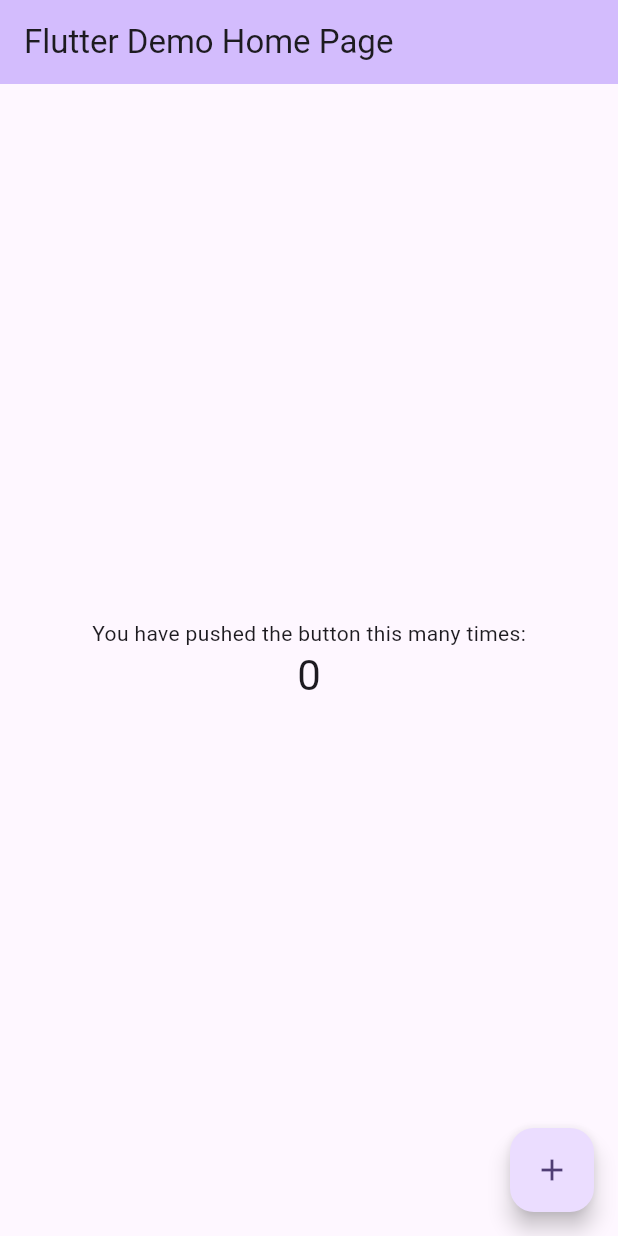
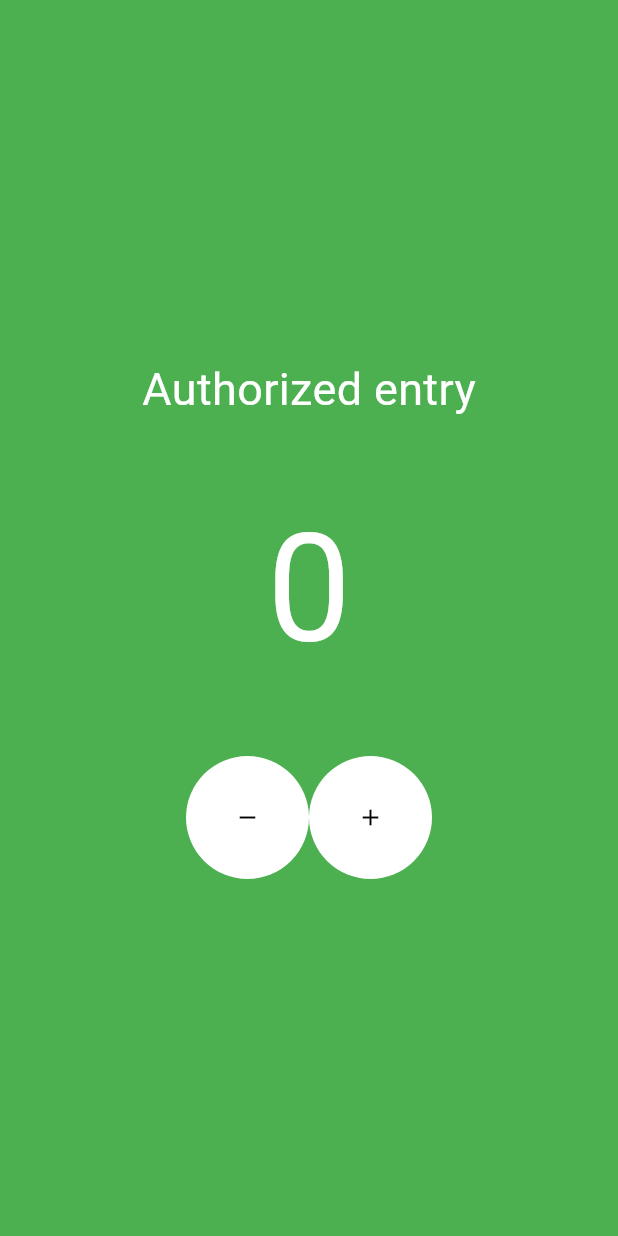
Before and after one commit to martinslmendes/counter, a Flutter app: the screen it shows after launch, on a phone screen of 412 x 824 dp. Run offline on Flutter 3.47's test engine with Material 3 defaults, Android fonts, the phone set to English and light mode, and no system bars.

```diff
--- a/lib/main.dart
+++ b/lib/main.dart
@@ -7,119 +7,82 @@ void main() {
 class MyApp extends StatelessWidget {
   const MyApp({super.key});
 
-  // This widget is the root of your application.
   @override
   Widget build(BuildContext context) {
-    return MaterialApp(
-      title: 'Flutter Demo',
-      theme: ThemeData(
-        // This is the theme of your application.
-        //
-        // TRY THIS: Try running your application with "flutter run". You'll see
-        // the application has a purple toolbar. Then, without quitting the app,
-        // try changing the seedColor in the colorScheme below to Colors.green
-        // and then invoke "hot reload" (save your changes or press the "hot
-        // reload" button in a Flutter-supported IDE, or press "r" if you used
-        // the command line to start the app).
-        //
-        // Notice that the counter didn't reset back to zero; the application
-        // state is not lost during the reload. To reset the state, use hot
-        // restart instead.
-        //
-        // This works for code too, not just values: Most code changes can be
-        // tested with just a hot reload.
-        colorScheme: ColorScheme.fromSeed(seedColor: Colors.deepPurple),
-        useMaterial3: true,
-      ),
-      home: const MyHomePage(title: 'Flutter Demo Home Page'),
+    return const MaterialApp(
+      home: Homepage(),
     );
   }
 }
 
-class MyHomePage extends StatefulWidget {
-  const MyHomePage({super.key, required this.title});
+class Designer {
+  const Designer();
 
-  // This widget is the home page of your application. It is stateful, meaning
-  // that it has a State object (defined below) that contains fields that affect
-  // how it looks.
-
-  // This class is the configuration for the state. It holds the values (in this
-  // case the title) provided by the parent (in this case the App widget) and
-  // used by the build method of the State. Fields in a Widget subclass are
-  // always marked "final".
-
-  final String title;
-
-  @override
-  State<MyHomePage> createState() => _MyHomePageState();
+  static ButtonStyle buttonStyle() {
+    return TextButton.styleFrom(
+      backgroundColor: Colors.white,
+      padding: const EdgeInsets.all(32),
+    );
+  }
 }
 
-class _MyHomePageState extends State<MyHomePage> {
-  int _counter = 0;
+class Homepage extends StatelessWidget {
+  const Homepage({super.key});
 
-  void _incrementCounter() {
-    setState(() {
-      // This call to setState tells the Flutter framework that something has
-      // changed in this State, which causes it to rerun the build method below
-      // so that the display can reflect the updated values. If we changed
-      // _counter without calling setState(), then the build method would not be
-      // called again, and so nothing would appear to happen.
-      _counter++;
-    });
+  void decrement() {
+    //TODO
+  }
+
+  void increment() {
+    //TODO
   }
 
   @override
   Widget build(BuildContext context) {
-    // This method is rerun every time setState is called, for instance as done
-    // by the _incrementCounter method above.
-    //
-    // The Flutter framework has been optimized to make rerunning build methods
-    // fast, so that you can just rebuild anything that needs updating rather
-    // than having to individually change instances of widgets.
     return Scaffold(
-      appBar: AppBar(
-        // TRY THIS: Try changing the color here to a specific color (to
-        // Colors.amber, perhaps?) and trigger a hot reload to see the AppBar
-        // change color while the other colors stay the same.
-        backgroundColor: Theme.of(context).colorScheme.inversePrimary,
-        // Here we take the value from the MyHomePage object that was created by
-        // the App.build method, and use it to set our appbar title.
-        title: Text(widget.title),
-      ),
-      body: Center(
-        // Center is a layout widget. It takes a single child and positions it
-        // in the middle of the parent.
-        child: Column(
-          // Column is also a layout widget. It takes a list of children and
-          // arranges them vertically. By default, it sizes itself to fit its
-          // children horizontally, and tries to be as tall as its parent.
-          //
-          // Column has various properties to control how it sizes itself and
-          // how it positions its children. Here we use mainAxisAlignment to
-          // center the children vertically; the main axis here is the vertical
-          // axis because Columns are vertical (the cross axis would be
-          // horizontal).
-          //
-          // TRY THIS: Invoke "debug painting" (choose the "Toggle Debug Paint"
-          // action in the IDE, or press "p" in the console), to see the
-          // wireframe for each widget.
+        backgroundColor: Colors.green,
+        body: Column(
           mainAxisAlignment: MainAxisAlignment.center,
-          children: <Widget>[
+          children: [
             const Text(
-              'You have pushed the button this many times:',
+              'Authorized entry',
+              style: TextStyle(
+                fontSize: 30,
+                color: Colors.white,
+              ),
             ),
-            Text(
-              '$_counter',
-              style: Theme.of(context).textTheme.headlineMedium,
+            const Padding(
+              padding: EdgeInsets.all(40),
+              child: Text(
+                '0',
+                style: TextStyle(
+                  fontSize: 100,
+                  color: Colors.white,
+                ),
+              ),
+            ),
+            Row(
+              mainAxisAlignment: MainAxisAlignment.center,
+              children: [
+                TextButton(
+                  onPressed: decrement,
+                  style: Designer.buttonStyle(),
+                  child: const Icon(
+                    Icons.remove,
+                    color: Colors.black,
+                  ),
+                ),
+                TextButton(
+                  onPressed: increment,
+                  style: Designer.buttonStyle(),
+                  child: const Icon(
+                    Icons.add,
+                    color: Colors.black,
+                  ),
+                ),
+              ],
             ),
           ],
-        ),
-      ),
-      floatingActionButton: FloatingActionButton(
-        onPressed: _incrementCounter,
-        tooltip: 'Increment',
-        child: const Icon(Icons.add),
-      ), // This trailing comma makes auto-formatting nicer for build methods.
-    );
+        ));
   }
 }
```
